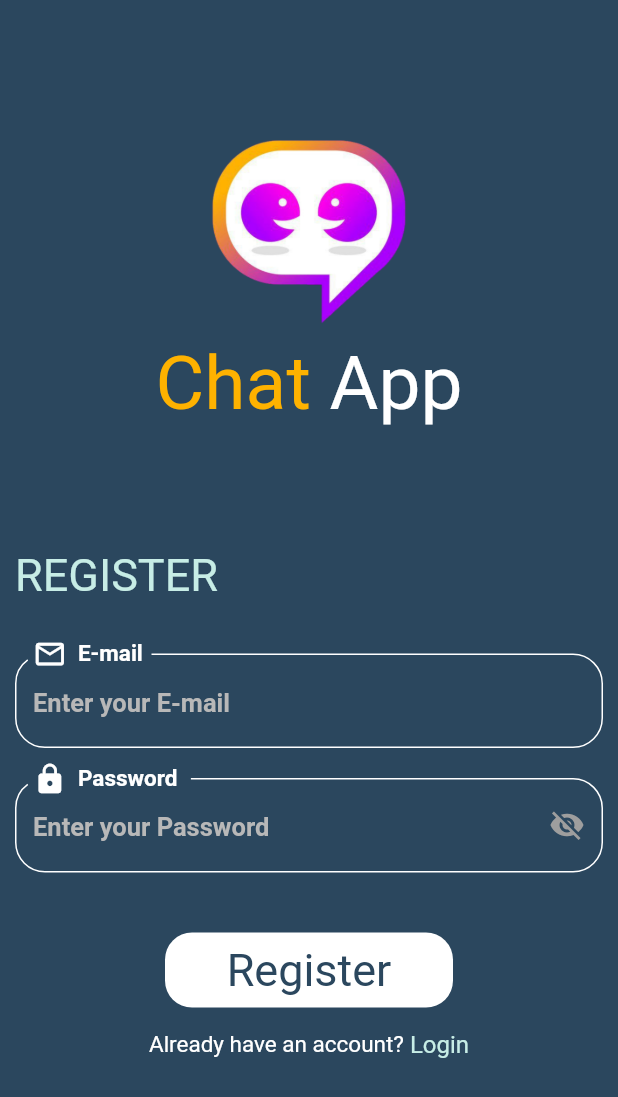
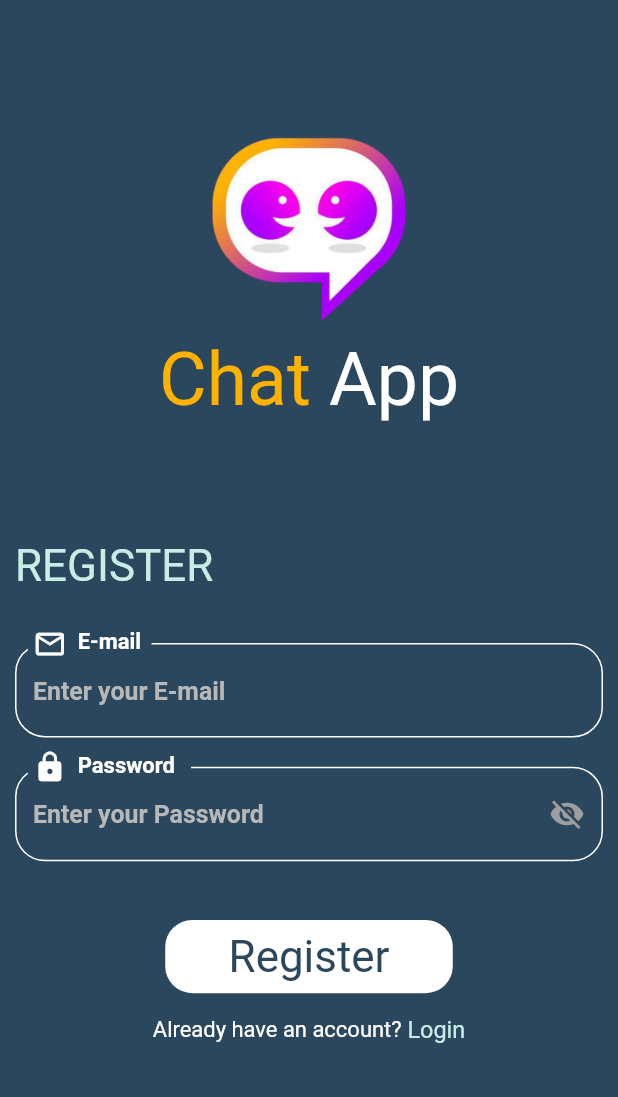
Before and after one commit to waleed-elgendy/Chat_App, a Flutter app: the screen it shows after launch, after a tap on "Login", after a tap on "Register", on a phone screen of 412 x 824 dp. Shown: the top 1097 px of the screen. Run offline on Flutter 3.47's test engine with Material 2 defaults, Android fonts, the phone set to English and light mode, and no system bars; drawn by our look-alikes of modal_progress_hud_nsn; our stand-ins replace cloud_firestore, firebase_auth, firebase_core, flutter_screenutil; accounts and stored records are empty; Roboto replaces fonts that are missing (Segue UI).

Commit message:
make all ui screens responsive

```diff
--- a/lib/main.dart
+++ b/lib/main.dart
@@ -2,8 +2,9 @@ import 'package:chat_app/firebase_options.dart';
 import 'package:chat_app/pages/login_page.dart';
 import 'package:firebase_core/firebase_core.dart';
 import 'package:flutter/material.dart';
+import 'package:flutter_screenutil/flutter_screenutil.dart';
 
-void main() async{
+void main() async {
   WidgetsFlutterBinding.ensureInitialized();
   await Firebase.initializeApp(
     options: DefaultFirebaseOptions.currentPlatform,
@@ -17,9 +18,16 @@ class MyApp extends StatelessWidget {
   // This widget is the root of your application.
   @override
   Widget build(BuildContext context) {
-    return const MaterialApp(
-      debugShowCheckedModeBanner: false,
-      home: LoginPage(),
+    return ScreenUtilInit(
+      designSize: const Size(411.42857142857144, 843.4285714285714),
+      minTextAdapt: true,
+      splitScreenMode: true,
+      builder: (context, child) {
+        return const MaterialApp(
+          debugShowCheckedModeBanner: false,
+          home: LoginPage(),
+        );
+      },
     );
   }
 }
--- a/lib/pages/chat_page.dart
+++ b/lib/pages/chat_page.dart
@@ -3,6 +3,7 @@ import 'package:chat_app/shared_widgets/chatBuble.dart';
 import 'package:chat_app/shared_widgets/constants.dart';
 import 'package:cloud_firestore/cloud_firestore.dart';
 import 'package:flutter/material.dart';
+import 'package:flutter_screenutil/flutter_screenutil.dart';
 
 class ChatPage extends StatelessWidget {
   ChatPage({super.key, required this.email});
@@ -37,7 +38,7 @@ class ChatPage extends StatelessWidget {
                 children: [
                   Image.asset(
                     "assets/logo.png",
-                    width: 62,
+                    width: 62.w,
                   ),
                   const Text("Chat", style: TextStyle(color: Colors.white)),
                 ],
@@ -64,7 +65,7 @@ class ChatPage extends StatelessWidget {
                   ),
                 ),
                 Padding(
-                  padding: const EdgeInsets.all(8),
+                  padding: EdgeInsets.all(8.dm),
                   child: TextFormField(
                     validator: (data) {
                       if (data!.isEmpty) {
@@ -76,7 +77,7 @@ class ChatPage extends StatelessWidget {
                       message = value;
                     },
                     onFieldSubmitted: (value) {
-                     if (!formKey.currentState!.validate()){
+                      if (!formKey.currentState!.validate()) {
                         messages.add({
                           'messages': value,
                           'createdAt': DateTime.now(),
@@ -104,24 +105,25 @@ class ChatPage extends StatelessWidget {
                             color: primaryColor,
                             width: 1,
                           ),
-                          borderRadius: BorderRadius.circular(20),
+                          borderRadius: BorderRadius.circular(20.dm),
                         ),
                         focusedBorder: OutlineInputBorder(
                           borderSide: const BorderSide(
                             color: primaryColor,
                             width: 1,
                           ),
-                          borderRadius: BorderRadius.circular(20),
+                          borderRadius: BorderRadius.circular(20.dm),
                         ),
                         suffixIcon: IconButton(
                             onPressed: () {
-                              if(message!=''){
-                              messages.add({
-                                'messages': message,
-                                'createdAt': DateTime.now(),
-                                'id': email,
-                              });}
-                              message='';
+                              if (message != '') {
+                                messages.add({
+                                  'messages': message,
+                                  'createdAt': DateTime.now(),
+                                  'id': email,
+                                });
+                              }
+                              message = '';
                               controller.clear();
                               controler.animateTo(
                                 0,
@@ -133,9 +135,9 @@ class ChatPage extends StatelessWidget {
                               Icons.send,
                               color: primaryColor,
                             ))),
-                    style: const TextStyle(
+                    style: TextStyle(
                       color: primaryColor,
-                      fontSize: 18,
+                      fontSize: 18.sp,
                       fontWeight: FontWeight.normal,
                     ),
                   ),
@@ -154,7 +156,7 @@ class ChatPage extends StatelessWidget {
                 children: [
                   Image.asset(
                     "assets/logo.png",
-                    width: 62,
+                    width: 62.w,
                   ),
                   const Text("Chat", style: TextStyle(color: Colors.white)),
                 ],
--- a/lib/pages/login_page.dart
+++ b/lib/pages/login_page.dart
@@ -4,10 +4,10 @@ import 'package:chat_app/helper/show_snack_bar.dart';
 import 'package:chat_app/pages/chat_page.dart';
 import 'package:chat_app/pages/register_page.dart';
 import 'package:chat_app/shared_widgets/button.dart';
-import 'package:chat_app/shared_widgets/constants.dart';
 import 'package:chat_app/shared_widgets/textfield.dart';
 import 'package:firebase_auth/firebase_auth.dart';
 import 'package:flutter/material.dart';
+import 'package:flutter_screenutil/flutter_screenutil.dart';
 import 'package:modal_progress_hud_nsn/modal_progress_hud_nsn.dart';
 
 class LoginPage extends StatefulWidget {
@@ -29,40 +29,42 @@ class _LoginPageState extends State<LoginPage> {
       child: Scaffold(
         backgroundColor: const Color(0xff2B475E),
         body: Padding(
-          padding: const EdgeInsets.symmetric(horizontal: 10),
+          padding: EdgeInsets.symmetric(horizontal: 10.w),
           child: Form(
             key: formKey,
             child: ListView(
               children: [
                 Center(
                   child: Padding(
-                    padding: const EdgeInsets.only(
-                      top: 70,
+                    padding: EdgeInsets.only(
+                      top: 70.h,
                     ),
                     child: Image.asset(
                       "assets/logo.png",
-                      width: 150,
+                      width: 150.w,
                     ),
                   ),
                 ),
-                const Row(
+                Row(
                   mainAxisAlignment: MainAxisAlignment.center,
                   children: [
                     Text(
                       "Chat",
-                      style: TextStyle(color: Color(0xfffeb200), fontSize: 50),
+                      style: TextStyle(
+                          color: const Color(0xfffeb200), fontSize: 50.sp),
                     ),
                     Text(
                       " App",
-                      style: TextStyle(color: Colors.white, fontSize: 50),
+                      style: TextStyle(color: Colors.white, fontSize: 50.sp),
                     ),
                   ],
                 ),
-                const Padding(
-                  padding: EdgeInsets.only(bottom: 25, top: 80),
+                Padding(
+                  padding: EdgeInsets.only(bottom: 25.h, top: 80.h),
                   child: Text(
                     "LOGIN",
-                    style: TextStyle(color: Color(0xffC7EDE6), fontSize: 30),
+                    style: TextStyle(
+                        color: const Color(0xffC7EDE6), fontSize: 30.sp),
                   ),
                 ),
                 CustomTextFormField(
@@ -70,24 +72,26 @@ class _LoginPageState extends State<LoginPage> {
                     if (data!.isEmpty) {
                       return "field is required";
                     }
+
                   },
                   onchange: (data) {
                     email = data;
                   },
                   obscure: false,
                   hint: "Enter your E-mail",
-                  label: const SizedBox(
-                    width: 100,
+                  label: SizedBox(
+                    width: 100.w,
                     child: Row(
                       children: [
                         Icon(
                           Icons.email_outlined,
                           color: Colors.white,
-                          size: 30,
+                          size: 30.dm,
                         ),
                         Text(
                           "  E-mail",
-                          style: TextStyle(color: Colors.white, fontSize: 20),
+                          style:
+                              TextStyle(color: Colors.white, fontSize: 20.sp),
                         )
                       ],
                     ),
@@ -98,23 +102,25 @@ class _LoginPageState extends State<LoginPage> {
                     if (data!.isEmpty) {
                       return "field is required";
                     }
+
                   },
                   onchange: (data) {
                     pass = data;
                   },
                   hint: "Enter your Password",
-                  label: const SizedBox(
-                    width: 135,
+                  label: SizedBox(
+                    width: 135.w,
                     child: Row(
                       children: [
                         Icon(
                           Icons.lock,
                           color: Colors.white,
-                          size: 30,
+                          size: 30.dm,
                         ),
                         Text(
                           "  Password",
-                          style: TextStyle(color: Colors.white, fontSize: 20),
+                          style:
+                              TextStyle(color: Colors.white, fontSize: 20.sp),
                         )
                       ],
                     ),
@@ -147,12 +153,15 @@ class _LoginPageState extends State<LoginPage> {
                             context,
                             MaterialPageRoute(
                               builder: (context) {
-                                return ChatPage(email: email!,);
+                                return ChatPage(
+                                  email: email!,
+                                );
                               },
                             ),
                           );
                         } catch (e) {
-                          showSnackBar(context, "check email or password and try again");
+                          showSnackBar(
+                              context, "check email or password and try again");
                         }
                         setState(() {
                           isLoading = false;
@@ -162,9 +171,9 @@ class _LoginPageState extends State<LoginPage> {
                 Row(
                   mainAxisAlignment: MainAxisAlignment.center,
                   children: [
-                    const Text(
+                    Text(
                       "Don't have an account?",
-                      style: TextStyle(color: Colors.white, fontSize: 15),
+                      style: TextStyle(color: Colors.white, fontSize: 15.sp),
                     ),
                     GestureDetector(
                       onTap: () {
@@ -175,15 +184,17 @@ class _LoginPageState extends State<LoginPage> {
                           ),
                         );
                       },
-                      child: const Text(
+                      child: Text(
                         " Register",
-                        style:
-                            TextStyle(color: Color(0xffC7EDE6), fontSize: 16),
+                        style: TextStyle(
+                            color: const Color(0xffC7EDE6), fontSize: 16.sp),
                       ),
                     ),
                   ],
                 ),
-                const SizedBox(height: 20,)
+                SizedBox(
+                  height: 20.h,
+                )
               ],
             ),
           ),
@@ -193,7 +204,7 @@ class _LoginPageState extends State<LoginPage> {
   }
 
   Future<void> loginUser() async {
-    UserCredential user = await FirebaseAuth.instance
+     await FirebaseAuth.instance
         .signInWithEmailAndPassword(email: email!, password: pass!);
   }
 }
--- a/lib/pages/register_page.dart
+++ b/lib/pages/register_page.dart
@@ -5,19 +5,19 @@ import 'package:chat_app/shared_widgets/constants.dart';
 import 'package:chat_app/shared_widgets/textfield.dart';
 import 'package:firebase_auth/firebase_auth.dart';
 import 'package:flutter/material.dart';
+import 'package:flutter_screenutil/flutter_screenutil.dart';
 import 'package:modal_progress_hud_nsn/modal_progress_hud_nsn.dart';
 
 class RegisterPage extends StatefulWidget {
   const RegisterPage({Key? key}) : super(key: key);
-
 
   @override
   State<RegisterPage> createState() => _RegisterPageState();
 }
 
 class _RegisterPageState extends State<RegisterPage> {
-  GlobalKey<FormState> formKey=GlobalKey();
-  bool passobsure = true,isLoading=false;
+  GlobalKey<FormState> formKey = GlobalKey();
+  bool passobsure = true, isLoading = false;
   String? email, pass;
   @override
   Widget build(BuildContext context) {
@@ -26,46 +26,48 @@ class _RegisterPageState extends State<RegisterPage> {
       child: Scaffold(
         backgroundColor: primaryColor,
         body: Padding(
-          padding: const EdgeInsets.symmetric(horizontal: 10),
+          padding: EdgeInsets.symmetric(horizontal: 10.w),
           child: Form(
             key: formKey,
             child: ListView(
               children: [
                 Center(
                   child: Padding(
-                    padding: const EdgeInsets.only(
-                      top: 70,
+                    padding: EdgeInsets.only(
+                      top: 70.h,
                     ),
                     child: Image.asset(
                       "assets/logo.png",
-                      width: 150,
+                      width: 150.w,
                     ),
                   ),
                 ),
-                const Row(
+                Row(
                   mainAxisAlignment: MainAxisAlignment.center,
                   children: [
                     Text(
                       "Chat",
-                      style: TextStyle(color: Color(0xfffeb200), fontSize: 50),
+                      style: TextStyle(
+                          color: const Color(0xfffeb200), fontSize: 50.sp),
                     ),
                     Text(
                       " App",
-                      style: TextStyle(color: Colors.white, fontSize: 50),
+                      style: TextStyle(color: Colors.white, fontSize: 50.sp),
                     ),
                   ],
                 ),
-                const Padding(
-                  padding: EdgeInsets.only(bottom: 25, top: 80),
+                Padding(
+                  padding: EdgeInsets.only(bottom: 25.h, top: 80.h),
                   child: Text(
                     "REGISTER",
-                    style: TextStyle(color: Color(0xffC7EDE6), fontSize: 30),
+                    style: TextStyle(
+                        color: const Color(0xffC7EDE6), fontSize: 30.sp),
                   ),
                 ),
                 CustomTextFormField(
-                  validate: (data){
-                    if(data!.isEmpty){
-                     return "field is required";
+                  validate: (data) {
+                    if (data!.isEmpty) {
+                      return "field is required";
                     }
                   },
                   onchange: (data) {
@@ -73,26 +75,27 @@ class _RegisterPageState extends State<RegisterPage> {
                   },
                   obscure: false,
                   hint: "Enter your E-mail",
-                  label: const SizedBox(
+                  label: SizedBox(
                     width: 100,
                     child: Row(
                       children: [
                         Icon(
                           Icons.email_outlined,
                           color: Colors.white,
-                          size: 30,
+                          size: 30.dm,
                         ),
                         Text(
                           "  E-mail",
-                          style: TextStyle(color: Colors.white, fontSize: 20),
+                          style:
+                              TextStyle(color: Colors.white, fontSize: 20.sp),
                         )
                       ],
                     ),
                   ),
                 ),
                 CustomTextFormField(
-                  validate: (data){
-                    if(data!.isEmpty){
+                  validate: (data) {
+                    if (data!.isEmpty) {
                       return "field is required";
                     }
                   },
@@ -100,18 +103,19 @@ class _RegisterPageState extends State<RegisterPage> {
                     pass = data;
                   },
                   hint: "Enter your Password",
-                  label: const SizedBox(
-                    width: 135,
+                  label: SizedBox(
+                    width: 135.w,
                     child: Row(
                       children: [
                         Icon(
                           Icons.lock,
                           color: Colors.white,
-                          size: 30,
+                          size: 30.dm,
                         ),
                         Text(
                           "  Password",
-                          style: TextStyle(color: Colors.white, fontSize: 20),
+                          style:
+                              TextStyle(color: Colors.white, fontSize: 20.sp),
                         )
                       ],
                     ),
@@ -134,9 +138,9 @@ class _RegisterPageState extends State<RegisterPage> {
                 CustomButton(
                     text: "Register",
                     ontap: () async {
-                      if(formKey.currentState!.validate()){
+                      if (formKey.currentState!.validate()) {
                         setState(() {
-                          isLoading=true;
+                          isLoading = true;
                         });
                         try {
                           await registerUser();
@@ -148,32 +152,36 @@ class _RegisterPageState extends State<RegisterPage> {
                             ),
                           );
                         } catch (e) {
-                          showSnackBar(context, "check email or password and try again");
+                          showSnackBar(
+                              context, "check email or password and try again");
                         }
                         setState(() {
-                          isLoading=false;
+                          isLoading = false;
                         });
                       }
                     }),
                 Row(
                   mainAxisAlignment: MainAxisAlignment.center,
                   children: [
-                    const Text(
+                    Text(
                       "Already have an account?",
-                      style: TextStyle(color: Colors.white, fontSize: 15),
+                      style: TextStyle(color: Colors.white, fontSize: 15.sp),
                     ),
                     GestureDetector(
                       onTap: () {
                         Navigator.pop(context);
                       },
-                      child: const Text(
+                      child: Text(
                         " Login",
-                        style: TextStyle(color: Color(0xffC7EDE6), fontSize: 16),
+                        style: TextStyle(
+                            color: const Color(0xffC7EDE6), fontSize: 16.sp),
                       ),
                     ),
                   ],
                 ),
-                 const SizedBox(height: 35,)
+                SizedBox(
+                  height: 35.h,
+                )
               ],
             ),
           ),
@@ -182,9 +190,8 @@ class _RegisterPageState extends State<RegisterPage> {
     );
   }
 
-
   Future<void> registerUser() async {
-    UserCredential user = await FirebaseAuth.instance
+     await FirebaseAuth.instance
         .createUserWithEmailAndPassword(email: email!, password: pass!);
   }
 }
--- a/lib/shared_widgets/button.dart
+++ b/lib/shared_widgets/button.dart
@@ -1,5 +1,6 @@
 import 'package:chat_app/shared_widgets/constants.dart';
 import 'package:flutter/material.dart';
+import 'package:flutter_screenutil/flutter_screenutil.dart';
 
 class CustomButton extends StatelessWidget {
   const CustomButton({Key? key, required this.text,  this.ontap}) : super(key: key);
@@ -12,18 +13,18 @@ class CustomButton extends StatelessWidget {
       onTap: ontap,
       child: Padding(
         padding:
-            const EdgeInsets.only(top: 30, left: 100, right: 100, bottom: 15),
+             EdgeInsets.only(top: 30.h, left: 100.w, right: 100.w, bottom: 15.w),
         child: Container(
           decoration: BoxDecoration(
             color: Colors.white,
-            borderRadius: BorderRadius.circular(18),
+            borderRadius: BorderRadius.circular(18.dm),
           ),
           width: double.infinity,
-          height: 50,
+          height: 50.h,
           child:  Center(
             child: Text(
               text,
-              style: const TextStyle(color: primaryColor, fontSize: 30),
+              style:  TextStyle(color: primaryColor, fontSize: 30.sp),
             ),
           ),
         ),
--- a/lib/shared_widgets/chatBuble.dart
+++ b/lib/shared_widgets/chatBuble.dart
@@ -1,6 +1,7 @@
 import 'package:chat_app/models/messageModel.dart';
 import 'package:chat_app/shared_widgets/constants.dart';
 import 'package:flutter/material.dart';
+import 'package:flutter_screenutil/flutter_screenutil.dart';
 
 class ChatBubble extends StatelessWidget {
   const ChatBubble({
@@ -13,36 +14,36 @@ class ChatBubble extends StatelessWidget {
     return Align(
       alignment: Alignment.centerLeft,
       child: Container(
-        margin: const EdgeInsets.only(left: 10, right: 5, bottom: 5, top: 15),
+        margin:  EdgeInsets.only(left: 10.w, right: 5.w, bottom: 5.h, top: 15.h),
       /*  padding:
             const EdgeInsets.only(left: 15, top: 15, bottom: 15, right: 15),*/
-        decoration: const BoxDecoration(
+        decoration:  BoxDecoration(
             color: primaryColor,
             borderRadius: BorderRadius.only(
-              topLeft: Radius.circular(32),
-              topRight: Radius.circular(32),
-              bottomRight: Radius.circular(32),
+              topLeft: Radius.circular(32.dm),
+              topRight: Radius.circular(32.dm),
+              bottomRight: Radius.circular(32.dm),
             )),
         child: Column(
           crossAxisAlignment: CrossAxisAlignment.start,
           children: [
             Padding(
-              padding:const EdgeInsets.only(left: 15, top: 15, bottom: 8, right: 15),
+              padding: EdgeInsets.only(left: 15.w, top: 15.h, bottom: 8.h, right: 15.w),
               child: Text(
                 messageText.message,
-                style: const TextStyle(
+                style:  TextStyle(
                   color: Colors.white,
-                  fontSize: 15,
+                  fontSize: 15.sp,
                 ),
               ),
             ),
             Padding(
-              padding: const EdgeInsets.only(left: 5, bottom: 8, right: 18),
+              padding:  EdgeInsets.only(left: 5.w, bottom: 8.h, right: 18.w),
               child: Text(
                 messageText.id.substring(0,getIndex(messageText.id)),
-                style: const TextStyle(
+                style:  TextStyle(
                   color: Colors.grey,
-                  fontSize: 10,
+                  fontSize: 10.sp,
                 ),
               ),
             ),
--- a/lib/shared_widgets/textfield.dart
+++ b/lib/shared_widgets/textfield.dart
@@ -1,4 +1,5 @@
 import 'package:flutter/material.dart';
+import 'package:flutter_screenutil/flutter_screenutil.dart';
 class CustomTextFormField extends StatelessWidget {
   const CustomTextFormField({Key? key, required this.hint, required this.label,this.suffix,  required this.obscure, this.onchange, this.validate}) : super(key: key);
   final String hint;
@@ -11,7 +12,7 @@ class CustomTextFormField extends StatelessWidget {
   @override
   Widget build(BuildContext context) {
     return  Padding(
-      padding: const EdgeInsets.symmetric(vertical: 10),
+      padding:  EdgeInsets.symmetric(vertical: 10.h),
       child: TextFormField(
         validator: validate,
         onChanged: onchange,
@@ -19,33 +20,33 @@ class CustomTextFormField extends StatelessWidget {
           floatingLabelBehavior: FloatingLabelBehavior.always,
           hintText: hint,
           suffixIcon: suffix,
-          hintStyle: const TextStyle(
-            fontSize: 17,
-            color: Color(0xffB8B8B8),
+          hintStyle:  TextStyle(
+            fontSize: 17.sp,
+            color: const Color(0xffB8B8B8),
           ),
           label: label,
           border: OutlineInputBorder(
-            borderRadius: BorderRadius.circular(20),
+            borderRadius: BorderRadius.circular(20.dm),
           ),
           enabledBorder: OutlineInputBorder(
             borderSide: const BorderSide(
               color: Colors.white,
               width: 1,
             ),
-            borderRadius: BorderRadius.circular(20),
+            borderRadius: BorderRadius.circular(20.dm),
           ),
           focusedBorder: OutlineInputBorder(
             borderSide: const BorderSide(
               color: Colors.white,
               width: 1,
             ),
-            borderRadius: BorderRadius.circular(20),
+            borderRadius: BorderRadius.circular(20.dm),
           ),
         ),
         obscureText: obscure,
-        style: const TextStyle(
+        style:  TextStyle(
             color: Colors.lightBlue,
-            fontSize: 20,
+            fontSize: 20.sp,
             fontWeight: FontWeight.bold,
             fontFamily: 'Segue UI'),
         keyboardType: TextInputType.emailAddress,
--- a/pubspec.yaml
+++ b/pubspec.yaml
@@ -40,6 +40,7 @@ dependencies:
   modal_progress_hud_nsn: ^0.4.0
   cloud_firestore: ^4.9.2
   flutter_launcher_icons: ^0.13.1
+  flutter_screenutil: ^5.9.0
 
 flutter_icons:
   android: true
```
Also changed, not shown: pubspec.lock.
